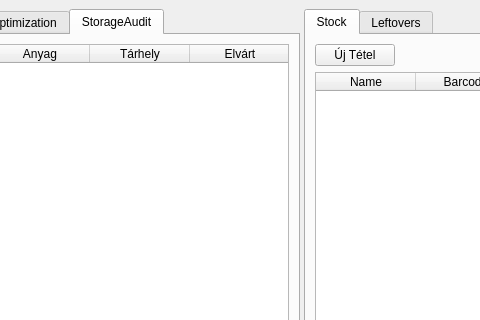
First picture: the form in view/MainWindow.ui, repository horvathzoltan/cutplannerpro, before the edit; both pictures show x 322 to 802 and y 0 to 320 of the 920 by 680 pixel window.
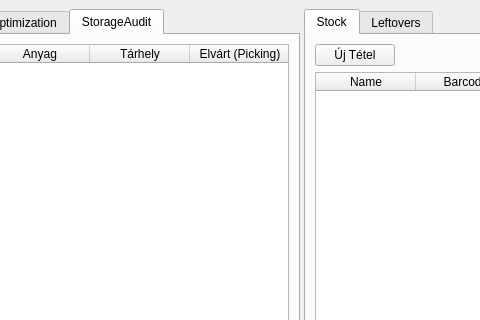
Second picture: the form after the edit. The open tabs and pages were chosen to show the change.

The edit to the form file:
```diff
--- a/view/MainWindow.ui
+++ b/view/MainWindow.ui
@@ -291,17 +291,12 @@
            </column>
            <column>
             <property name="text">
-             <string>Elvárt</string>
+             <string>Elvárt (Picking)</string>
             </property>
            </column>
            <column>
             <property name="text">
-             <string>Jelen van</string>
-            </property>
-           </column>
-           <column>
-            <property name="text">
-             <string>Tényleges</string>
+             <string>Tényleges (Audit)</string>
             </property>
            </column>
            <column>
@@ -309,6 +304,11 @@
              <string>Hiányzó</string>
             </property>
            </column>
+           <column>
+            <property name="text">
+             <string>Státusz</string>
+            </property>
+           </column>
           </widget>
          </item>
         </layout>
```
Left out of the diff: 2 changed lines with no effect on the pictures.
